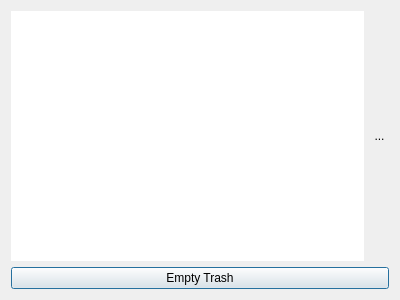
This is resources/ui/trash.ui in Houston4444/RaySession as Qt 5 draws it before an edit. The edited form follows.
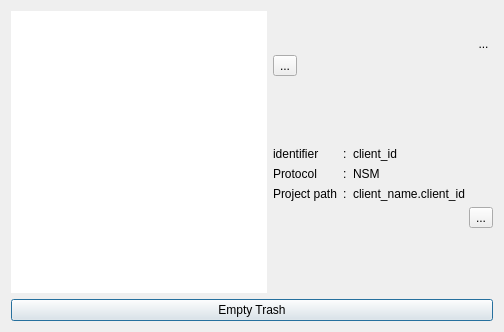
This is the edited form. Icons and pictures are not drawn. Custom widgets are drawn as their Qt base class.

Commit message: some tries on trash dialog, will wait more inspiration

```diff
--- a/resources/ui/trash.ui
+++ b/resources/ui/trash.ui
@@ -6,8 +6,8 @@
    <rect>
     <x>0</x>
     <y>0</y>
-    <width>400</width>
-    <height>300</height>
+    <width>504</width>
+    <height>332</height>
    </rect>
   </property>
   <property name="windowTitle">
@@ -24,23 +24,207 @@
       </widget>
      </item>
      <item>
-      <widget class="QToolButton" name="toolButton">
-       <property name="styleSheet">
-        <string notr="true">QToolButton{border:none}</string>
-       </property>
-       <property name="text">
-        <string>...</string>
-       </property>
-       <property name="icon">
-        <iconset theme="user-trash"/>
-       </property>
-       <property name="iconSize">
-        <size>
-         <width>48</width>
-         <height>48</height>
-        </size>
-       </property>
-      </widget>
+      <layout class="QVBoxLayout" name="verticalLayout">
+       <item>
+        <layout class="QHBoxLayout" name="horizontalLayout_2">
+         <item>
+          <layout class="QVBoxLayout" name="verticalLayout_3">
+           <item>
+            <spacer name="verticalSpacer_3">
+             <property name="orientation">
+              <enum>Qt::Vertical</enum>
+             </property>
+             <property name="sizeHint" stdset="0">
+              <size>
+               <width>20</width>
+               <height>40</height>
+              </size>
+             </property>
+            </spacer>
+           </item>
+           <item>
+            <widget class="QToolButton" name="toolButton_3">
+             <property name="text">
+              <string>...</string>
+             </property>
+             <property name="iconSize">
+              <size>
+               <width>32</width>
+               <height>32</height>
+              </size>
+             </property>
+            </widget>
+           </item>
+          </layout>
+         </item>
+         <item>
+          <spacer name="horizontalSpacer">
+           <property name="orientation">
+            <enum>Qt::Horizontal</enum>
+           </property>
+           <property name="sizeHint" stdset="0">
+            <size>
+             <width>40</width>
+             <height>20</height>
+            </size>
+           </property>
+          </spacer>
+         </item>
+         <item>
+          <widget class="QToolButton" name="toolButton">
+           <property name="styleSheet">
+            <string notr="true">QToolButton{border:none}</string>
+           </property>
+           <property name="text">
+            <string>...</string>
+           </property>
+           <property name="icon">
+            <iconset theme="user-trash">
+             <normaloff>.</normaloff>.</iconset>
+           </property>
+           <property name="iconSize">
+            <size>
+             <width>96</width>
+             <height>96</height>
+            </size>
+           </property>
+          </widget>
+         </item>
+        </layout>
+       </item>
+       <item>
+        <spacer name="verticalSpacer">
+         <property name="orientation">
+          <enum>Qt::Vertical</enum>
+         </property>
+         <property name="sizeHint" stdset="0">
+          <size>
+           <width>20</width>
+           <height>40</height>
+          </size>
+         </property>
+        </spacer>
+       </item>
+       <item>
+        <layout class="QGridLayout" name="gridLayout">
+         <item row="1" column="0">
+          <widget class="QLabel" name="label_4">
+           <property name="text">
+            <string>Protocol</string>
+           </property>
+          </widget>
+         </item>
+         <item row="1" column="2">
+          <widget class="QLabel" name="label_6">
+           <property name="text">
+            <string>NSM</string>
+           </property>
+          </widget>
+         </item>
+         <item row="0" column="2">
+          <widget class="QLabel" name="label_3">
+           <property name="text">
+            <string>client_id</string>
+           </property>
+          </widget>
+         </item>
+         <item row="0" column="0">
+          <widget class="QLabel" name="label">
+           <property name="text">
+            <string>identifier</string>
+           </property>
+          </widget>
+         </item>
+         <item row="0" column="1">
+          <widget class="QLabel" name="label_2">
+           <property name="sizePolicy">
+            <sizepolicy hsizetype="Fixed" vsizetype="Preferred">
+             <horstretch>0</horstretch>
+             <verstretch>0</verstretch>
+            </sizepolicy>
+           </property>
+           <property name="text">
+            <string>:</string>
+           </property>
+          </widget>
+         </item>
+         <item row="1" column="1">
+          <widget class="QLabel" name="label_5">
+           <property name="text">
+            <string>:</string>
+           </property>
+          </widget>
+         </item>
+         <item row="2" column="0">
+          <widget class="QLabel" name="label_7">
+           <property name="sizePolicy">
+            <sizepolicy hsizetype="Fixed" vsizetype="Preferred">
+             <horstretch>0</horstretch>
+             <verstretch>0</verstretch>
+            </sizepolicy>
+           </property>
+           <property name="text">
+            <string>Project path</string>
+           </property>
+          </widget>
+         </item>
+         <item row="2" column="1">
+          <widget class="QLabel" name="label_8">
+           <property name="text">
+            <string>:</string>
+           </property>
+          </widget>
+         </item>
+         <item row="2" column="2">
+          <widget class="QLabel" name="label_9">
+           <property name="text">
+            <string>client_name.client_id</string>
+           </property>
+          </widget>
+         </item>
+        </layout>
+       </item>
+       <item>
+        <layout class="QHBoxLayout" name="horizontalLayout_3">
+         <item>
+          <spacer name="horizontalSpacer_2">
+           <property name="orientation">
+            <enum>Qt::Horizontal</enum>
+           </property>
+           <property name="sizeHint" stdset="0">
+            <size>
+             <width>40</width>
+             <height>20</height>
+            </size>
+           </property>
+          </spacer>
+         </item>
+         <item>
+          <widget class="QToolButton" name="toolButton_2">
+           <property name="text">
+            <string>...</string>
+           </property>
+           <property name="icon">
+            <iconset theme="dialog-information"/>
+           </property>
+          </widget>
+         </item>
+        </layout>
+       </item>
+       <item>
+        <spacer name="verticalSpacer_2">
+         <property name="orientation">
+          <enum>Qt::Vertical</enum>
+         </property>
+         <property name="sizeHint" stdset="0">
+          <size>
+           <width>20</width>
+           <height>40</height>
+          </size>
+         </property>
+        </spacer>
+       </item>
+      </layout>
      </item>
     </layout>
    </item>
```
Left out of the diff: 3 changed lines with no effect on the pictures. The commit also changes 2 other files.
